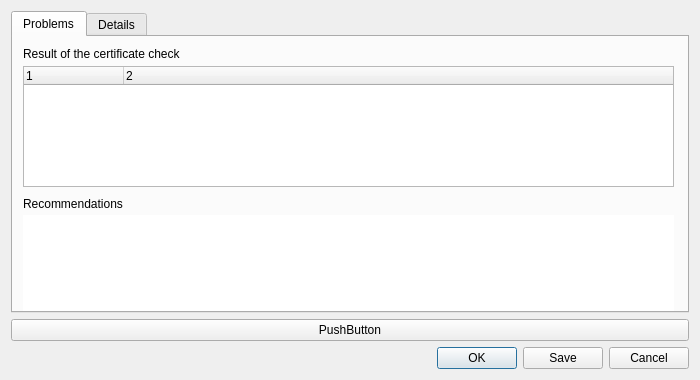
Old version of the form qtclient/gui/sslerrordialog.ui in the repository theqvd/qvd-client-qt.
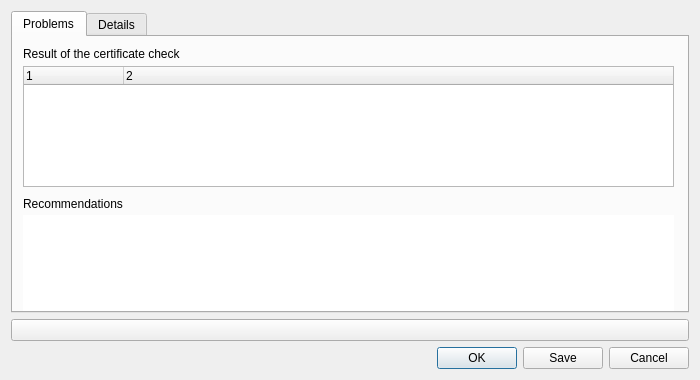
New version of the form.

Patch:
```diff
--- a/qtclient/gui/sslerrordialog.ui
+++ b/qtclient/gui/sslerrordialog.ui
@@ -146,7 +146,7 @@
    <item row="1" column="0">
     <widget class="QPushButton" name="aceptar">
      <property name="text">
-      <string>PushButton</string>
+      <string/>
      </property>
     </widget>
    </item>
```
